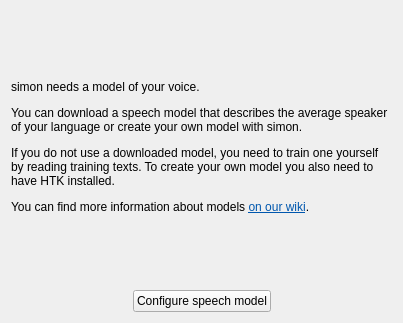
KDE/simon, file simon/src/firstrunbasemodelconfig.ui: the form before one commit.
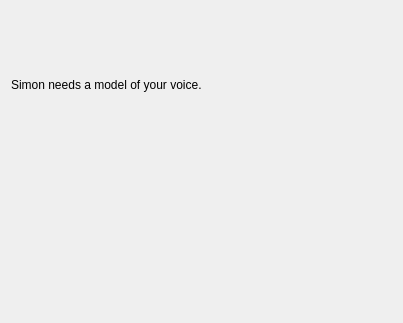
The form after the commit. Custom widgets are drawn as their Qt base class.

Commit message: Added full base model configuration to setup wizard

Diff of the .ui file:
```diff
--- a/simon/src/firstrunbasemodelconfig.ui
+++ b/simon/src/firstrunbasemodelconfig.ui
@@ -17,14 +17,7 @@
    <item>
     <widget class="QLabel" name="lbDescription">
      <property name="text">
-      <string>&lt;!DOCTYPE HTML PUBLIC &quot;-//W3C//DTD HTML 4.0//EN&quot; &quot;http://www.w3.org/TR/REC-html40/strict.dtd&quot;&gt;
-&lt;html&gt;&lt;head&gt;&lt;meta name=&quot;qrichtext&quot; content=&quot;1&quot; /&gt;&lt;style type=&quot;text/css&quot;&gt;
-p, li { white-space: pre-wrap; }
-&lt;/style&gt;&lt;/head&gt;&lt;body style=&quot; font-family:'DejaVu Sans'; font-size:9pt; font-weight:400; font-style:normal;&quot;&gt;
-&lt;p style=&quot; margin-top:12px; margin-bottom:12px; margin-left:0px; margin-right:0px; -qt-block-indent:0; text-indent:0px;&quot;&gt;simon needs a model of your voice.&lt;/p&gt;
-&lt;p style=&quot; margin-top:12px; margin-bottom:12px; margin-left:0px; margin-right:0px; -qt-block-indent:0; text-indent:0px;&quot;&gt;You can download a speech model that describes the average speaker of your language or create your own model with simon.&lt;/p&gt;
-&lt;p style=&quot; margin-top:12px; margin-bottom:12px; margin-left:0px; margin-right:0px; -qt-block-indent:0; text-indent:0px;&quot;&gt;If you do not use a downloaded model, you need to train one yourself by reading training texts. To create your own model you also need to have HTK installed.&lt;/p&gt;
-&lt;p style=&quot; margin-top:12px; margin-bottom:12px; margin-left:0px; margin-right:0px; -qt-block-indent:0; text-indent:0px;&quot;&gt;You can find more information about models &lt;a href=&quot;\&amp;quot;http://www.simon-listens.org/wiki/index.php/English:_Base_models\&amp;quot;&quot;&gt;&lt;span style=&quot; text-decoration: underline; color:#0057ae;&quot;&gt;on our wiki&lt;/span&gt;&lt;/a&gt;.&lt;/p&gt;&lt;/body&gt;&lt;/html&gt;</string>
+      <string>Simon needs a model of your voice.</string>
      </property>
      <property name="wordWrap">
       <bool>true</bool>
@@ -35,49 +28,16 @@
     </widget>
    </item>
    <item>
-    <layout class="QHBoxLayout" name="horizontalLayout">
-     <item>
-      <spacer name="horizontalSpacer">
-       <property name="orientation">
-        <enum>Qt::Horizontal</enum>
-       </property>
-       <property name="sizeHint" stdset="0">
-        <size>
-         <width>40</width>
-         <height>20</height>
-        </size>
-       </property>
-      </spacer>
-     </item>
-     <item>
-      <widget class="KPushButton" name="pbConfigureBaseModel">
-       <property name="text">
-        <string>Configure speech model</string>
-       </property>
-      </widget>
-     </item>
-     <item>
-      <spacer name="horizontalSpacer_2">
-       <property name="orientation">
-        <enum>Qt::Horizontal</enum>
-       </property>
-       <property name="sizeHint" stdset="0">
-        <size>
-         <width>40</width>
-         <height>20</height>
-        </size>
-       </property>
-      </spacer>
-     </item>
-    </layout>
+    <widget class="BaseModelSettings" name="wgBaseModelConfig" native="true"/>
    </item>
   </layout>
  </widget>
  <customwidgets>
   <customwidget>
-   <class>KPushButton</class>
-   <extends>QPushButton</extends>
-   <header>kpushbutton.h</header>
+   <class>BaseModelSettings</class>
+   <extends>QWidget</extends>
+   <header location="global">simonscenarios/basemodelsettings.h</header>
+   <container>1</container>
   </customwidget>
  </customwidgets>
  <resources/>
```
The commit also changes 8 other files.
